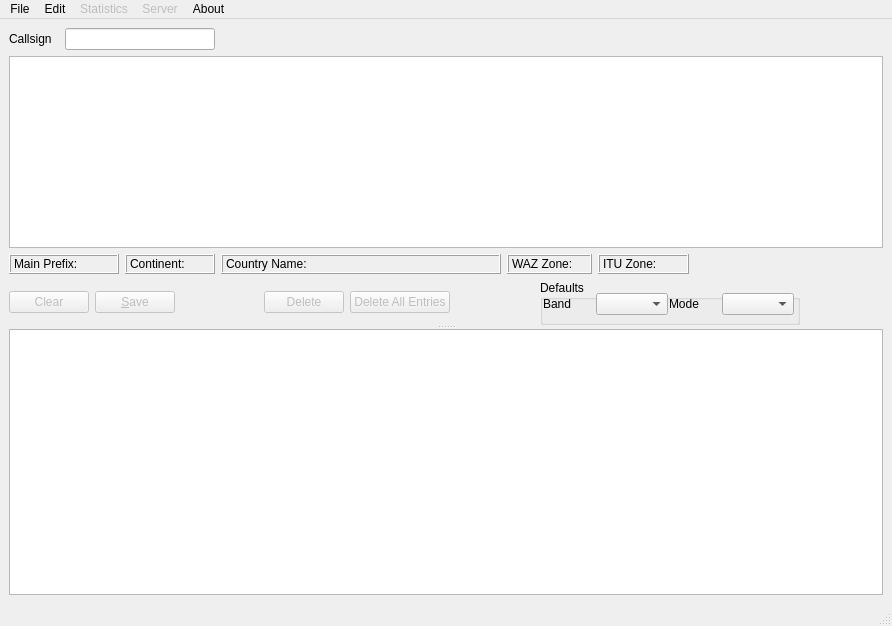
Before: the Qt Designer form src/gui/linlogbook.ui in dl1ksv/linlogbook, drawn with Qt 5.
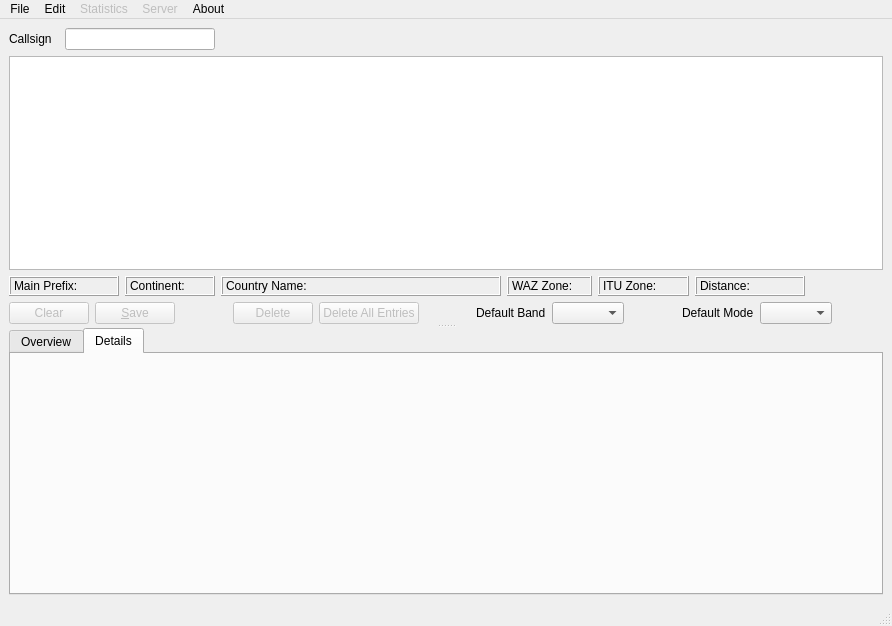
After: the same form once the commit is applied. The open tabs and pages were chosen to show the change. Icons and pictures are not drawn. Custom widgets are drawn as their Qt base class.

Diff of the .ui file:
```diff
--- a/src/gui/linlogbook.ui
+++ b/src/gui/linlogbook.ui
@@ -52,16 +52,19 @@
      <height>350</height>
     </size>
    </property>
-   <layout class="QGridLayout" >
-    <item row="0" column="0" >
-     <widget class="QSplitter" name="splitter" >
-      <property name="orientation" >
+   <layout class="QGridLayout" name="gridLayout">
+    <item row="0" column="0">
+     <widget class="QSplitter" name="splitter">
+      <property name="orientation">
        <enum>Qt::Vertical</enum>
       </property>
-      <widget class="QWidget" name="layoutWidget" >
-       <layout class="QVBoxLayout" >
+      <property name="childrenCollapsible">
+       <bool>false</bool>
+      </property>
+      <widget class="QWidget" name="layoutWidget">
+       <layout class="QVBoxLayout" name="verticalLayout_2">
         <item>
-         <layout class="QHBoxLayout" >
+         <layout class="QHBoxLayout">
           <item>
            <widget class="QLabel" name="label" >
             <property name="sizePolicy" >
@@ -122,17 +125,17 @@
          </layout>
         </item>
         <item>
-         <widget class="EditQsoView" name="editQsoRecord" >
-          <property name="sizePolicy" >
-           <sizepolicy vsizetype="MinimumExpanding" hsizetype="Expanding" >
+         <widget class="EditQsoView" name="editQsoRecord">
+          <property name="sizePolicy">
+           <sizepolicy hsizetype="Expanding" vsizetype="MinimumExpanding">
             <horstretch>1</horstretch>
             <verstretch>1</verstretch>
            </sizepolicy>
           </property>
-          <property name="minimumSize" >
+          <property name="minimumSize">
            <size>
             <width>500</width>
-            <height>50</height>
+            <height>80</height>
            </size>
           </property>
           <property name="sizeIncrement" >
@@ -150,10 +153,10 @@
          </widget>
         </item>
         <item>
-         <layout class="QHBoxLayout" >
+         <layout class="QHBoxLayout">
           <item>
-           <widget class="QLabel" name="mainPrefix" >
-            <property name="minimumSize" >
+           <widget class="QLabel" name="mainPrefix">
+            <property name="minimumSize">
              <size>
               <width>110</width>
               <height>0</height>
@@ -180,8 +183,8 @@
            </widget>
           </item>
           <item>
-           <widget class="QLabel" name="continent" >
-            <property name="minimumSize" >
+           <widget class="QLabel" name="continent">
+            <property name="minimumSize">
              <size>
               <width>90</width>
               <height>0</height>
@@ -199,8 +202,8 @@
            </widget>
           </item>
           <item>
-           <widget class="QLabel" name="countryName" >
-            <property name="minimumSize" >
+           <widget class="QLabel" name="countryName">
+            <property name="minimumSize">
              <size>
               <width>280</width>
               <height>0</height>
@@ -224,8 +227,8 @@
            </widget>
           </item>
           <item>
-           <widget class="QLabel" name="wazZone" >
-            <property name="minimumSize" >
+           <widget class="QLabel" name="wazZone">
+            <property name="minimumSize">
              <size>
               <width>85</width>
               <height>0</height>
@@ -246,8 +249,8 @@
            </widget>
           </item>
           <item>
-           <widget class="QLabel" name="ituZone" >
-            <property name="minimumSize" >
+           <widget class="QLabel" name="ituZone">
+            <property name="minimumSize">
              <size>
               <width>91</width>
               <height>0</height>
@@ -267,6 +270,25 @@
             </property>
            </widget>
           </item>
+          <item>
+           <widget class="QLabel" name="distanceValue">
+            <property name="minimumSize">
+             <size>
+              <width>110</width>
+              <height>0</height>
+             </size>
+            </property>
+            <property name="frameShape">
+             <enum>QFrame::Box</enum>
+            </property>
+            <property name="frameShadow">
+             <enum>QFrame::Raised</enum>
+            </property>
+            <property name="text">
+             <string>Distance: </string>
+            </property>
+           </widget>
+          </item>
           <item>
            <spacer>
             <property name="orientation" >
@@ -283,10 +305,10 @@
          </layout>
         </item>
         <item>
-         <layout class="QHBoxLayout" >
+         <layout class="QHBoxLayout" name="horizontalLayout">
           <item>
-           <widget class="QPushButton" name="clearRecord" >
-            <property name="enabled" >
+           <widget class="QPushButton" name="clearRecord">
+            <property name="enabled">
              <bool>false</bool>
             </property>
             <property name="sizePolicy" >
@@ -319,8 +341,8 @@
            </widget>
           </item>
           <item>
-           <widget class="QPushButton" name="saveRecord" >
-            <property name="enabled" >
+           <widget class="QPushButton" name="saveRecord">
+            <property name="enabled">
              <bool>false</bool>
             </property>
             <property name="sizePolicy" >
@@ -375,8 +397,8 @@
            </spacer>
           </item>
           <item>
-           <widget class="QPushButton" name="deleteRecord" >
-            <property name="enabled" >
+           <widget class="QPushButton" name="deleteRecord">
+            <property name="enabled">
              <bool>false</bool>
             </property>
             <property name="sizePolicy" >
@@ -403,8 +425,8 @@
            </widget>
           </item>
           <item>
-           <widget class="QPushButton" name="deleteAll" >
-            <property name="enabled" >
+           <widget class="QPushButton" name="deleteAll">
+            <property name="enabled">
              <bool>false</bool>
             </property>
             <property name="minimumSize" >
@@ -438,80 +460,50 @@
            </spacer>
           </item>
           <item>
-           <widget class="QGroupBox" name="groupBox" >
-            <property name="minimumSize" >
-             <size>
-              <width>260</width>
-              <height>45</height>
-             </size>
+           <widget class="QLabel" name="label_2">
+            <property name="sizePolicy">
+             <sizepolicy hsizetype="MinimumExpanding" vsizetype="Fixed">
+              <horstretch>0</horstretch>
+              <verstretch>0</verstretch>
+             </sizepolicy>
             </property>
-            <property name="baseSize" >
+            <property name="text">
+             <string>Default Band</string>
+            </property>
+           </widget>
+          </item>
+          <item>
+           <widget class="QComboBox" name="defaultBand"/>
+          </item>
+          <item>
+           <spacer name="horizontalSpacer">
+            <property name="orientation">
+             <enum>Qt::Horizontal</enum>
+            </property>
+            <property name="sizeHint" stdset="0">
              <size>
-              <width>240</width>
-              <height>45</height>
+              <width>40</width>
+              <height>20</height>
              </size>
             </property>
-            <property name="title" >
-             <string>Defaults</string>
+           </spacer>
+          </item>
+          <item>
+           <widget class="QLabel" name="label_3">
+            <property name="sizePolicy">
+             <sizepolicy hsizetype="MinimumExpanding" vsizetype="Fixed">
+              <horstretch>0</horstretch>
+              <verstretch>0</verstretch>
+             </sizepolicy>
             </property>
-            <property name="flat" >
-             <bool>false</bool>
+            <property name="text">
+             <string>Default Mode</string>
             </property>
-            <widget class="QWidget" name="layoutWidget_1" >
-             <property name="geometry" >
-              <rect>
-               <x>3</x>
-               <y>10</y>
-               <width>251</width>
-               <height>29</height>
-              </rect>
-             </property>
-             <layout class="QHBoxLayout" >
-              <property name="spacing" >
-               <number>1</number>
-              </property>
-              <property name="topMargin" >
-               <number>1</number>
-              </property>
-              <property name="bottomMargin" >
-               <number>1</number>
-              </property>
-              <item>
-               <widget class="QLabel" name="label_2" >
-                <property name="sizePolicy" >
-                 <sizepolicy vsizetype="Fixed" hsizetype="MinimumExpanding" >
-                  <horstretch>0</horstretch>
-                  <verstretch>0</verstretch>
-                 </sizepolicy>
-                </property>
-                <property name="text" >
-                 <string>Band</string>
-                </property>
-               </widget>
-              </item>
-              <item>
-               <widget class="QComboBox" name="defaultBand" />
-              </item>
-              <item>
-               <widget class="QLabel" name="label_3" >
-                <property name="sizePolicy" >
-                 <sizepolicy vsizetype="Fixed" hsizetype="MinimumExpanding" >
-                  <horstretch>0</horstretch>
-                  <verstretch>0</verstretch>
-                 </sizepolicy>
-                </property>
-                <property name="text" >
-                 <string>Mode</string>
-                </property>
-               </widget>
-              </item>
-              <item>
-               <widget class="QComboBox" name="defaultMode" />
-              </item>
-             </layout>
-            </widget>
            </widget>
           </item>
+          <item>
+           <widget class="QComboBox" name="defaultMode"/>
+          </item>
           <item>
            <spacer>
             <property name="orientation" >
@@ -529,34 +521,61 @@
         </item>
        </layout>
       </widget>
-      <widget class="QTableView" name="qsoList" >
-       <property name="sizePolicy" >
-        <sizepolicy vsizetype="Expanding" hsizetype="Expanding" >
-         <horstretch>2</horstretch>
-         <verstretch>1</verstretch>
-        </sizepolicy>
+      <widget class="QTabWidget" name="differentViews">
+       <property name="currentIndex">
+        <number>0</number>
        </property>
-       <property name="minimumSize" >
-        <size>
-         <width>0</width>
-         <height>200</height>
-        </size>
-       </property>
-       <property name="sizeIncrement" >
-        <size>
-         <width>10</width>
-         <height>10</height>
-        </size>
-       </property>
-       <property name="baseSize" >
-        <size>
-         <width>580</width>
-         <height>150</height>
-        </size>
-       </property>
-       <property name="sortingEnabled" >
-        <bool>true</bool>
-       </property>
+       <widget class="QWidget" name="widget">
+        <attribute name="title">
+         <string>Overview</string>
+        </attribute>
+        <layout class="QVBoxLayout" name="verticalLayout">
+         <item>
+          <widget class="QTableView" name="qsoList">
+           <property name="sizePolicy">
+            <sizepolicy hsizetype="Expanding" vsizetype="Expanding">
+             <horstretch>2</horstretch>
+             <verstretch>1</verstretch>
+            </sizepolicy>
+           </property>
+           <property name="minimumSize">
+            <size>
+             <width>0</width>
+             <height>200</height>
+            </size>
+           </property>
+           <property name="sizeIncrement">
+            <size>
+             <width>10</width>
+             <height>10</height>
+            </size>
+           </property>
+           <property name="baseSize">
+            <size>
+             <width>580</width>
+             <height>150</height>
+            </size>
+           </property>
+           <property name="sortingEnabled">
+            <bool>true</bool>
+           </property>
+          </widget>
+         </item>
+        </layout>
+       </widget>
+       <widget class="QWidget" name="tab2">
+        <property name="enabled">
+         <bool>true</bool>
+        </property>
+        <attribute name="title">
+         <string>Details</string>
+        </attribute>
+        <layout class="QGridLayout" name="gridLayout_2">
+         <item row="0" column="0">
+          <widget class="DetailView" name="detailView" native="true"/>
+         </item>
+        </layout>
+       </widget>
       </widget>
      </widget>
     </item>
@@ -899,6 +918,12 @@
    <extends>QTableView</extends>
    <header>editqsoview.h</header>
   </customwidget>
+  <customwidget>
+   <class>DetailView</class>
+   <extends>QWidget</extends>
+   <header>detailview.h</header>
+   <container>1</container>
+  </customwidget>
  </customwidgets>
  <tabstops>
   <tabstop>findCallsign</tabstop>
```
Left out of the diff: 456 changed lines with no effect on the pictures.
